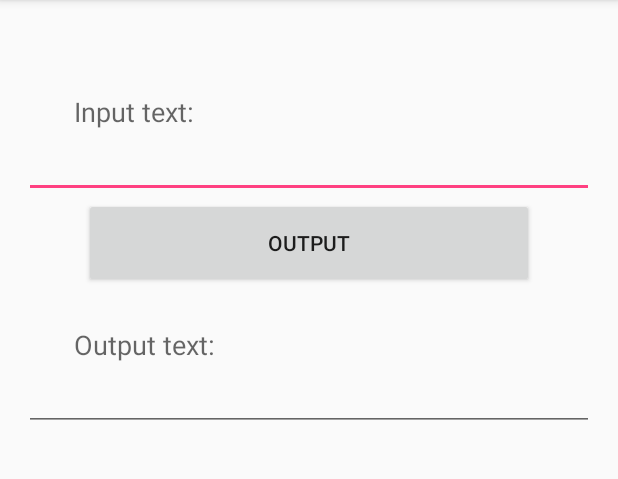
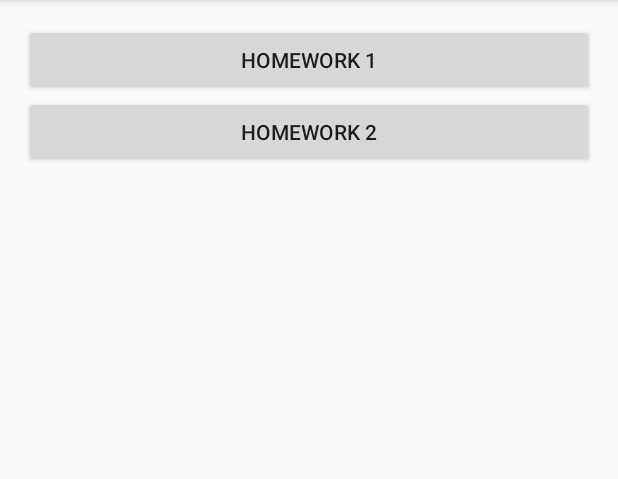
Before and after one commit to ValeriyBilyk/AndroidFirstHometask, an Android app: the screen it shows after launch (MainActivity), on a phone screen of 412 x 824 dp, the part 84-563 px from its top. Run offline under Robolectric (Android 15) with nearby library versions, the phone set to English and light mode, and no system bars.

Commit message:
Homework 2

```diff
--- a/app/src/main/AndroidManifest.xml
+++ b/app/src/main/AndroidManifest.xml
@@ -11,10 +11,11 @@
         <activity android:name=".MainActivity">
             <intent-filter>
                 <action android:name="android.intent.action.MAIN" />
-
                 <category android:name="android.intent.category.LAUNCHER" />
             </intent-filter>
         </activity>
+        <activity android:name=".FirstActivity" />
+        <activity android:name=".SecondActivity" />
     </application>
 
 </manifest>
--- a/app/src/main/java/org/thegeekhub/vbilyk/firsthometask/MainActivity.java
+++ b/app/src/main/java/org/thegeekhub/vbilyk/firsthometask/MainActivity.java
@@ -1,30 +1,32 @@
 package org.thegeekhub.vbilyk.firsthometask;
 
+import android.content.Intent;
 import android.os.Bundle;
 import android.support.v7.app.AppCompatActivity;
 import android.view.View;
-import android.widget.Button;
-import android.widget.EditText;
 
-public class MainActivity extends AppCompatActivity {
+public class MainActivity extends AppCompatActivity implements View.OnClickListener {
 
     @Override
     protected void onCreate(Bundle savedInstanceState) {
         super.onCreate(savedInstanceState);
         setContentView(R.layout.activity_main);
 
-        Button buttonOutput = (Button) findViewById(R.id.button_output);
-        buttonOutput.setOnClickListener(new View.OnClickListener() {
-            @Override
-            public void onClick(View v) {
-                EditText editTextInput = (EditText) findViewById(R.id.edit_text_input);
-                String textInput = editTextInput.getText().toString();
-
-                EditText editTextOutput = (EditText) findViewById(R.id.edit_text_output);
-                editTextOutput.setText(textInput);
-            }
-        });
+        findViewById(R.id.btn_first_activity).setOnClickListener(this);
+        findViewById(R.id.btn_second_activity).setOnClickListener(this);
     }
 
-
+    @Override
+    public void onClick(View v) {
+        switch (v.getId()) {
+            case R.id.btn_first_activity:
+                Intent firstActivity = new Intent(this, FirstActivity.class);
+                startActivity(firstActivity);
+                break;
+            case R.id.btn_second_activity:
+                Intent secondActivity = new Intent(this, SecondActivity.class);
+                startActivity(secondActivity);
+                break;
+        }
+    }
 }
--- a/app/src/main/res/layout/activity_main.xml
+++ b/app/src/main/res/layout/activity_main.xml
@@ -1,62 +1,24 @@
 <?xml version="1.0" encoding="utf-8"?>
-<RelativeLayout xmlns:android="http://schemas.android.com/apk/res/android"
+<LinearLayout xmlns:android="http://schemas.android.com/apk/res/android"
     xmlns:tools="http://schemas.android.com/tools"
     android:layout_width="match_parent"
     android:layout_height="match_parent"
+    android:orientation="vertical"
     android:paddingBottom="@dimen/activity_vertical_margin"
     android:paddingLeft="@dimen/activity_horizontal_margin"
     android:paddingRight="@dimen/activity_horizontal_margin"
     android:paddingTop="@dimen/activity_vertical_margin"
     tools:context=".MainActivity">
 
-
-    <TextView
-        android:id="@+id/text_view_input"
-        android:layout_width="wrap_content"
-        android:layout_height="wrap_content"
-        android:layout_alignParentLeft="true"
-        android:layout_alignParentStart="true"
-        android:layout_alignParentTop="true"
-        android:layout_marginLeft="33dp"
-        android:layout_marginStart="33dp"
-        android:layout_marginTop="46dp"
-        android:text="Input text:"
-        android:textAppearance="?android:attr/textAppearanceMedium" />
-
-    <EditText
-        android:id="@+id/edit_text_input"
+    <Button
+        android:id="@+id/btn_first_activity"
         android:layout_width="match_parent"
         android:layout_height="wrap_content"
-        android:layout_alignParentLeft="true"
-        android:layout_alignParentStart="true"
-        android:layout_below="@+id/text_view_input" />
-
+        android:text="Homework 1" />
 
     <Button
-        android:id="@+id/button_output"
-        android:layout_width="300dp"
-        android:layout_height="60dp"
-        android:layout_below="@+id/edit_text_input"
-        android:layout_centerHorizontal="true"
-        android:text="Output" />
-
-    <TextView
-        android:id="@+id/text_view_output"
-        android:layout_width="wrap_content"
-        android:layout_height="wrap_content"
-        android:layout_alignLeft="@+id/text_view_input"
-        android:layout_alignStart="@+id/text_view_input"
-        android:layout_below="@+id/button_output"
-        android:layout_marginTop="25dp"
-        android:text="Output text:"
-        android:textAppearance="?android:attr/textAppearanceMedium" />
-
-    <EditText
-        android:id="@+id/edit_text_output"
+        android:id="@+id/btn_second_activity"
         android:layout_width="match_parent"
         android:layout_height="wrap_content"
-        android:layout_alignParentLeft="true"
-        android:layout_alignParentStart="true"
-        android:layout_below="@+id/text_view_output" />
-
-</RelativeLayout>
+        android:text="Homework 2" />
+</LinearLayout>
```
Also changed, not shown: app/src/main/java/org/thegeekhub/vbilyk/firsthometask/FirstActivity.java (added, +28 -0 lines), app/src/main/java/org/thegeekhub/vbilyk/firsthometask/SecondActivity.java (added, +53 -0 lines), app/src/main/res/layout/activity_first.xml (added, +62 -0 lines), app/src/main/res/layout/activity_second.xml (added, +67 -0 lines), 1 other file.
